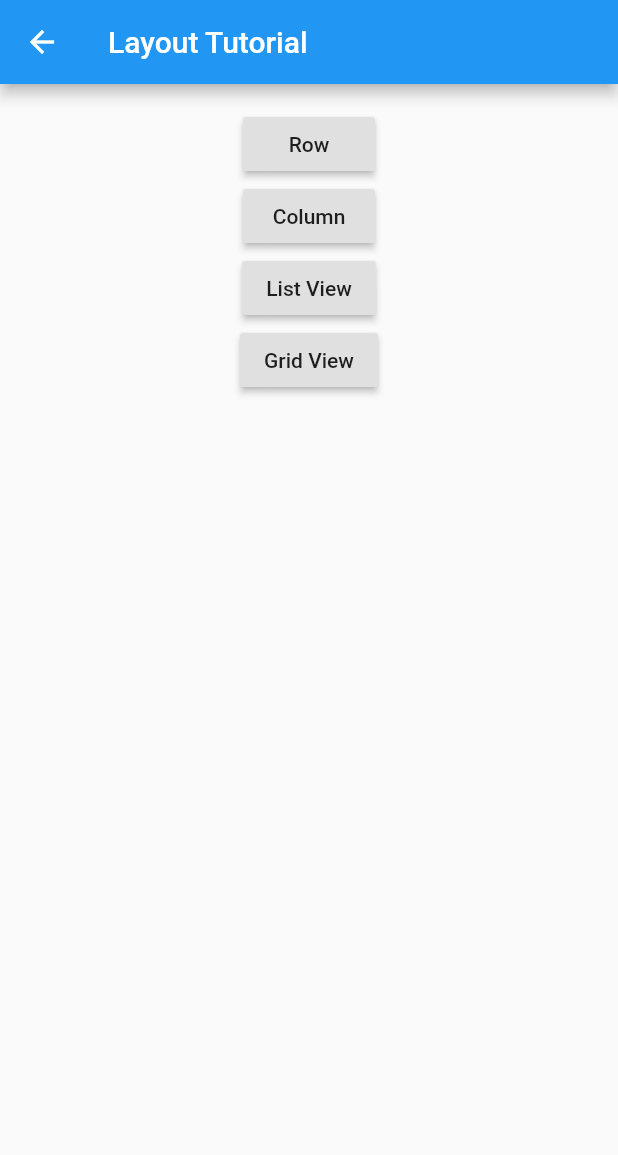
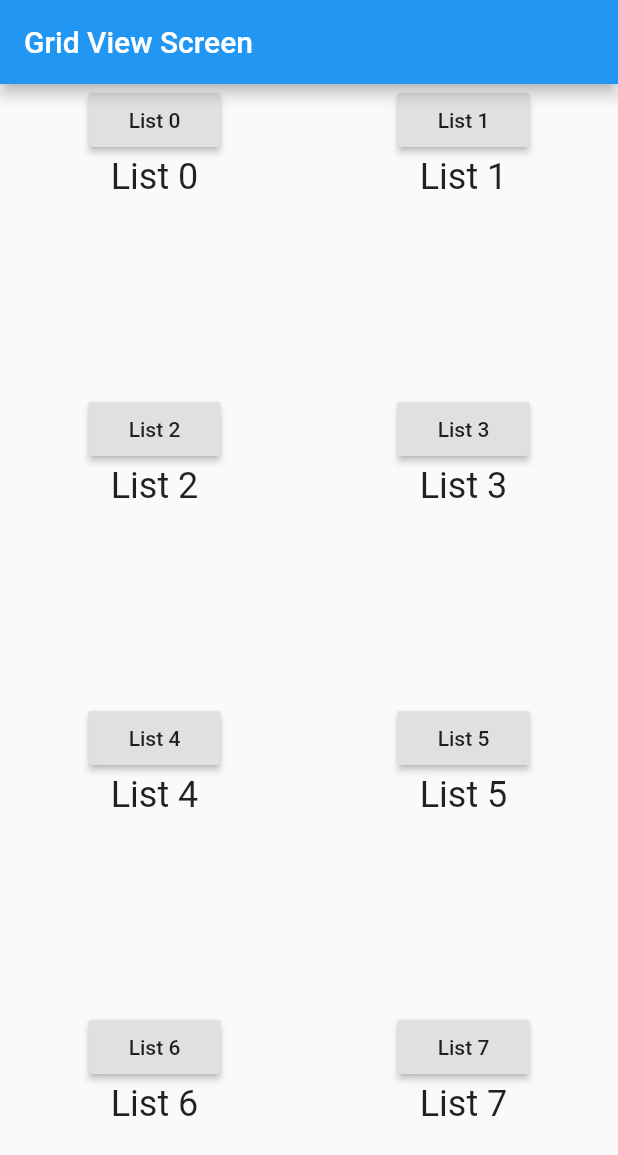
Before and after one commit to Gowtham03/hello_world, a Flutter app: the LayoutRoute screen opened directly, after a tap on "Grid View", on a phone screen of 412 x 824 dp. Shown: the top 1155 px of the screen. Run offline on Flutter 3.47's test engine with Material 2 defaults, Android fonts, the phone set to English and light mode, and no system bars.

Commit message:
Grid and List View

```diff
--- a/lib/main.dart
+++ b/lib/main.dart
@@ -8,7 +8,8 @@ void main() {
 }
 
 class MainRoute extends StatelessWidget {
-  int count = 1;
+  // final int count = 0;
+  // MainRoute({Key key, @required count}) : super(key: key);
 
   @override
   Widget build(BuildContext context) {
@@ -18,8 +19,7 @@ class MainRoute extends StatelessWidget {
         ),
         body: Center(
             child: Container(
-          child: Column(
-            children: [
+                child: Column(children: [
           Text(''),
           RaisedButton(
               // row wise routing
@@ -38,19 +38,16 @@ class MainRoute extends StatelessWidget {
                   MaterialPageRoute(builder: (context) => LayoutRoute()),
                 );
               }),
-                RaisedButton(
-                child: Text('Data passing'),
-                onPressed: () {
-                  Navigator.push(
-                    context,
-                    MaterialPageRoute(builder: (context) => DataRoute()),
-                  );
-                })
-            ]
-          )
-        )
-        )
-      );
+          // RaisedButton(
+          //     child: Text('Data passing'),
+          //     onPressed: () {
+          //       Navigator.push(
+          //           context,
+          //           MaterialPageRoute(
+          //             builder: (context) => DataRoute(),
+          //           ));
+          //     })
+        ]))));
   }
 }
 
@@ -63,8 +60,7 @@ class LayoutRoute extends StatelessWidget {
         ),
         body: Center(
             child: Container(
-          child: Column(
-            children: [
+                child: Column(children: [
           Text(''),
           RaisedButton(
               // row wise routing
@@ -88,7 +84,17 @@ class LayoutRoute extends StatelessWidget {
               onPressed: () {
                 Navigator.push(
                   context,
-                    MaterialPageRoute(builder: (context) => LayoutRoute()),
+                  MaterialPageRoute(
+                    builder: (context) => ListViewScreen(
+                          todos: List.generate(
+                            20,
+                            (i) => Todo(
+                                  'List $i',
+                                  'A description of what needs to be done for List $i',
+                                ),
+                          ),
+                        ),
+                  ),
                 );
               }),
           RaisedButton(
@@ -96,14 +102,19 @@ class LayoutRoute extends StatelessWidget {
               onPressed: () {
                 Navigator.push(
                   context,
-                    MaterialPageRoute(builder: (context) => LayoutRoute()),
+                  MaterialPageRoute(
+                      builder: (context) => GridViewScreen(
+                            todos: List.generate(
+                              20,
+                              (i) => Todo(
+                                    'List $i',
+                                    'A description of what needs to be done for List $i',
+                                  ),
+                            ),
+                          )),
                 );
               })
-            ]
-          )
-        )
-      )
-    );
+        ]))));
   }
 }
 
@@ -118,7 +129,6 @@ class RowLayoutRoute extends StatelessWidget {
             child: Container(
                 child: Row(
                     mainAxisAlignment: MainAxisAlignment.spaceEvenly,
-
                     children: [
               RaisedButton(
                 child: Text('Row 1'),
@@ -129,11 +139,7 @@ class RowLayoutRoute extends StatelessWidget {
               RaisedButton(
                 child: Text('Row 3'),
               ),
-            ]
-          )
-        )
-      )
-    );
+            ]))));
   }
 }
 
@@ -146,8 +152,7 @@ class ColumnLayoutRoute extends StatelessWidget {
         ),
         body: Center(
             child: Container(
-          child: Column(
-            children: [
+                child: Column(children: [
           RaisedButton(
             child: Text('Column 1'),
           ),
@@ -160,15 +165,15 @@ class ColumnLayoutRoute extends StatelessWidget {
           RaisedButton(
             child: Text('Column 4'),
           ),
-            ]
-          )
-        )
-      )
-    );
+        ]))));
   }
 }
 
 class DataRoute extends StatelessWidget {
+  // int count;
+
+  // DataRoute({Key key, @required this.count}) : super(key: key);
+
   @override
   Widget build(BuildContext context) {
     return Scaffold(
@@ -180,7 +185,7 @@ class DataRoute extends StatelessWidget {
           onPressed: () {
             Navigator.pop(context);
           },
-          child: Text('Go back!'),
+          child: Text('Go Back'),
         ),
       ),
     );
@@ -206,5 +211,104 @@ class NavigationRoute extends StatelessWidget {
   }
 }
 
+class Todo {
+  final String title;
+  final String description;
 
+  Todo(this.title, this.description);
+}
+
+class ListViewScreen extends StatelessWidget {
+  final List<Todo> todos;
+
+  ListViewScreen({Key key, @required this.todos}) : super(key: key);
+
+  @override
+  Widget build(BuildContext context) {
+    return Scaffold(
+      appBar: AppBar(
+        title: Text('List View'),
+      ),
+      body: ListView.builder(
+        itemCount: todos.length,
+        itemBuilder: (context, index) {
+          return ListTile(
+            title: Text(todos[index].title),
+            onTap: () {
+              Navigator.push(
+                context,
+                MaterialPageRoute(
+                  builder: (context) => DetailScreen(todo: todos[index]),
+                ),
+              );
+            },
+          );
+        },
+      ),
+    );
+  }
+}
+
+class GridViewScreen extends StatelessWidget {
+  final List<Todo> todos;
+  GridViewScreen({Key key, @required this.todos}) : super(key: key);
+
+  @override
+  Widget build(BuildContext context) {
+    // TODO: implement build
+    return MaterialApp(
+      title: "Grid View",
+      home: Scaffold(
+        appBar: AppBar(
+          title: Text("Grid View Screen"),
+        ),
+        body: GridView.count(
+          crossAxisCount: 2,
+          children: List.generate(todos.length, (index) {
+            return Column(
+              children: <Widget>[
+                RaisedButton(
+                  onPressed: () {
+                    Navigator.push(
+                      context,
+                      MaterialPageRoute(
+                        builder: (context) => DetailScreen(todo: todos[index]),
+                      ),
+                    );
+                  },
+                  child: Text(todos[index].title),
+                ),
+                Text(
+                  todos[index].title,
+                  style: Theme.of(context).textTheme.headline,
+                ),
+              ],
+            );
+          }),
+        ),
+      ),
+    );
+  }
+}
+
+class DetailScreen extends StatelessWidget {
+  // Declare a field that holds the Todo.
+  final Todo todo;
+
+  // In the constructor, require a Todo.
+  DetailScreen({Key key, @required this.todo}) : super(key: key);
+
+  @override
+  Widget build(BuildContext context) {
+    // Use the Todo to create the UI.
+    return Scaffold(
+        appBar: AppBar(
+          title: Text(todo.title),
+        ),
+        body: Padding(
+          padding: EdgeInsets.all(16.0),
+          child: Text(todo.description),
+        ));
+  }
+}
 // for alignment refer
```
Lines whose indentation alone changed are shown as unchanged.
